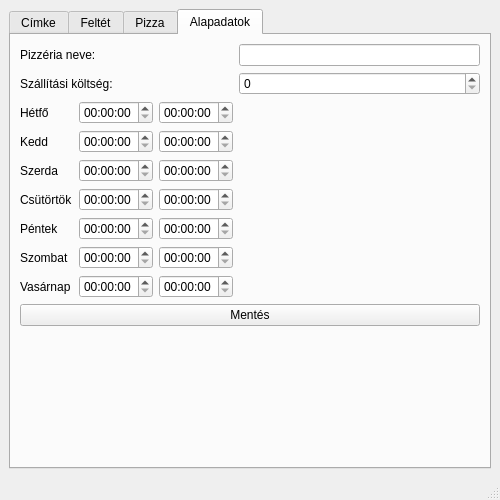
Qt form mainwindow.ui (BenGercuj/PizzaPain) before a commit.
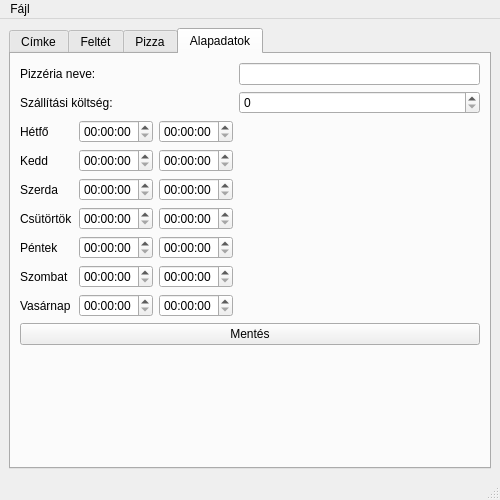
The same form after that commit.

Patch:
```diff
--- a/mainwindow.ui
+++ b/mainwindow.ui
@@ -319,6 +319,16 @@
      <height>25</height>
     </rect>
    </property>
+   <widget class="QMenu" name="menuF_jl">
+    <property name="title">
+     <string>Fájl</string>
+    </property>
+    <addaction name="actionBet_lt_s"/>
+    <addaction name="actionKiment_s"/>
+    <addaction name="separator"/>
+    <addaction name="actionKil_p_s"/>
+   </widget>
+   <addaction name="menuF_jl"/>
   </widget>
   <widget class="QStatusBar" name="statusbar"/>
  </widget>
```
Left out of the diff: 15 changed lines with no effect on the pictures.
